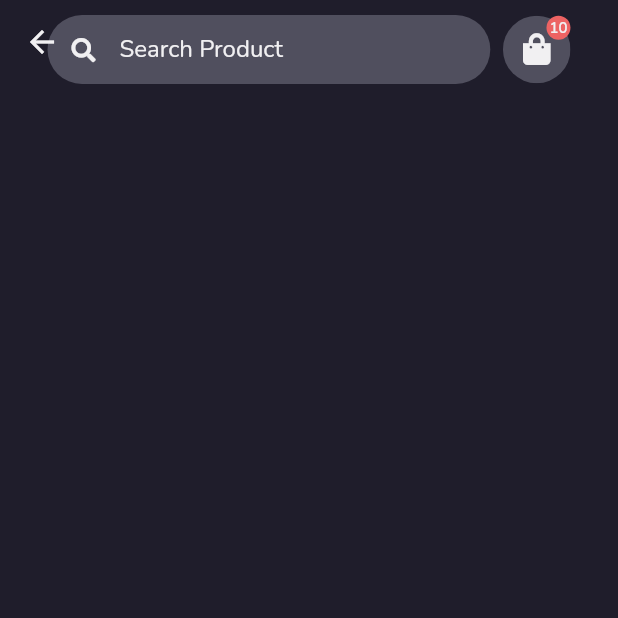
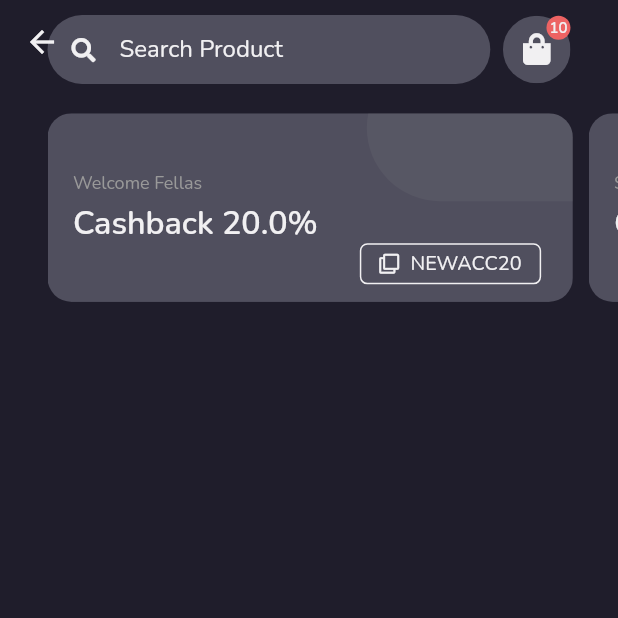
Before and after one commit to ianahmfac/iShoes, a Flutter app: the HomePage screen opened directly, on a phone screen of 412 x 824 dp, the top half of it. Run offline on Flutter 3.47's test engine with Material 2 defaults, Android fonts, the light colour scheme and no system bars; our stand-ins replace auto_route, font_awesome_flutter, google_fonts.

Commit message:
Adding cashback banner to home page

```diff
--- /dev/null
+++ b/lib/features/home/models/cashback.dart
@@ -0,0 +1,32 @@
+class Cashback {
+  final String code;
+  final String title;
+  final double amount;
+  Cashback({
+    required this.code,
+    required this.title,
+    required this.amount,
+  });
+
+  Map<String, dynamic> toMap() {
+    return {
+      'code': code,
+      'title': title,
+      'amount': amount,
+    };
+  }
+
+  factory Cashback.fromMap(Map<String, dynamic> map) {
+    return Cashback(
+      code: map['code'],
+      title: map['title'],
+      amount: map['amount'],
+    );
+  }
+}
+
+final dummyCashback = [
+  Cashback(code: 'NEWACC20', title: 'Welcome Fellas', amount: 20),
+  Cashback(code: 'WKEND2-5', title: 'Special Weekend', amount: 2.5),
+  Cashback(code: 'ISHOES10', title: 'Special from Our CEO', amount: 10),
+];
--- a/lib/features/home/pages/home_page.dart
+++ b/lib/features/home/pages/home_page.dart
@@ -2,7 +2,10 @@ import 'package:flutter/material.dart';
 import 'package:font_awesome_flutter/font_awesome_flutter.dart';
 
 import '../../../config/themes/size_config.dart';
+import '../../../core/constants/theme_constant.dart';
 import '../../../core/widgets/custom_circle_button.dart';
+import '../models/cashback.dart';
+import '../widgets/cashback_item.dart';
 import '../widgets/header_text_filed.dart';
 
 class HomePage extends StatelessWidget {
@@ -13,6 +16,32 @@ class HomePage extends StatelessWidget {
     return Scaffold(
       appBar: AppBar(
         flexibleSpace: _homeHeader(),
+      ),
+      body: SingleChildScrollView(child: _contentBody()),
+    );
+  }
+
+  Widget _contentBody() {
+    return Column(
+      children: [
+        _cashbackBanner(),
+      ],
+    );
+  }
+
+  Widget _cashbackBanner() {
+    return SizedBox(
+      height: SizeConfig.screenHeight * 0.2,
+      child: ListView.builder(
+        padding: EdgeInsets.symmetric(
+          horizontal: getProportionateScreenWidth(kDefaultMargin),
+          vertical: getProportionateScreenHeight(20),
+        ),
+        scrollDirection: Axis.horizontal,
+        itemCount: dummyCashback.length,
+        itemBuilder: (BuildContext context, int index) {
+          return CashbackItem(cashback: dummyCashback[index]);
+        },
       ),
     );
   }
--- /dev/null
+++ b/lib/features/home/widgets/cashback_item.dart
@@ -0,0 +1,80 @@
+import 'package:flutter/material.dart';
+
+import '../../../config/themes/size_config.dart';
+import '../../../core/constants/theme_constant.dart';
+import '../models/cashback.dart';
+import 'copy_button.dart';
+
+class CashbackItem extends StatelessWidget {
+  const CashbackItem({
+    Key? key,
+    required this.cashback,
+  }) : super(key: key);
+  final Cashback cashback;
+
+  @override
+  Widget build(BuildContext context) {
+    return Padding(
+      padding: EdgeInsets.only(right: getProportionateScreenWidth(10)),
+      child: ClipRRect(
+        borderRadius: BorderRadius.circular(16),
+        child: Stack(
+          children: [
+            Container(
+              width: SizeConfig.screenWidth * 0.85,
+              padding: EdgeInsets.symmetric(
+                horizontal: getProportionateScreenWidth(16),
+                vertical: getProportionateScreenHeight(20),
+              ),
+              color: kSubtitleColor,
+              child: Column(
+                mainAxisAlignment: MainAxisAlignment.center,
+                crossAxisAlignment: CrossAxisAlignment.start,
+                children: [
+                  Text(
+                    cashback.title,
+                    style: kSecondaryTextStyle.copyWith(fontSize: 12),
+                  ),
+                  SizedBox(height: getProportionateScreenHeight(4)),
+                  Row(
+                    children: [
+                      Expanded(
+                        child: Text(
+                          'Cashback ${cashback.amount}%',
+                          style: kPrimaryTextStyle.copyWith(
+                            fontWeight: kSemiBoldWeight,
+                            fontSize: getProportionateScreenHeight(22),
+                          ),
+                        ),
+                      ),
+                    ],
+                  ),
+                ],
+              ),
+            ),
+            Positioned(
+              right: getProportionateScreenWidth(20),
+              bottom: getProportionateScreenHeight(12),
+              child: CopyButton(
+                code: cashback.code,
+                onPressed: () {},
+              ),
+            ),
+            Positioned(
+              right: getProportionateScreenWidth(-50),
+              top: getProportionateScreenHeight(-40),
+              child: Container(
+                height: getProportionateScreenHeight(100),
+                width: getProportionateScreenWidth(180),
+                decoration: BoxDecoration(
+                  borderRadius: BorderRadius.circular(50),
+                  color: kSecondaryTextColor.withOpacity(0.1),
+                ),
+              ),
+            )
+          ],
+        ),
+      ),
+    );
+  }
+}
--- /dev/null
+++ b/lib/features/home/widgets/copy_button.dart
@@ -0,0 +1,51 @@
+import 'package:flutter/material.dart';
+import 'package:font_awesome_flutter/font_awesome_flutter.dart';
+
+import '../../../config/themes/size_config.dart';
+import '../../../core/constants/theme_constant.dart';
+
+class CopyButton extends StatelessWidget {
+  const CopyButton({
+    Key? key,
+    required this.code,
+    required this.onPressed,
+  }) : super(key: key);
+  final String code;
+  final VoidCallback onPressed;
+
+  @override
+  Widget build(BuildContext context) {
+    return Material(
+      color: Colors.transparent,
+      child: InkWell(
+        onTap: onPressed,
+        borderRadius: BorderRadius.circular(5),
+        child: Container(
+          height: getProportionateScreenHeight(28),
+          decoration: BoxDecoration(
+            borderRadius: BorderRadius.circular(5),
+            border: Border.all(color: kPrimaryTextColor),
+          ),
+          child: FittedBox(
+            child: Padding(
+              padding: EdgeInsets.symmetric(
+                horizontal: getProportionateScreenWidth(12),
+                vertical: getProportionateScreenHeight(4),
+              ),
+              child: Row(
+                children: [
+                  Icon(
+                    FontAwesomeIcons.clone,
+                    size: 14,
+                  ),
+                  SizedBox(width: 8),
+                  Text(code),
+                ],
+              ),
+            ),
+          ),
+        ),
+      ),
+    );
+  }
+}
```
